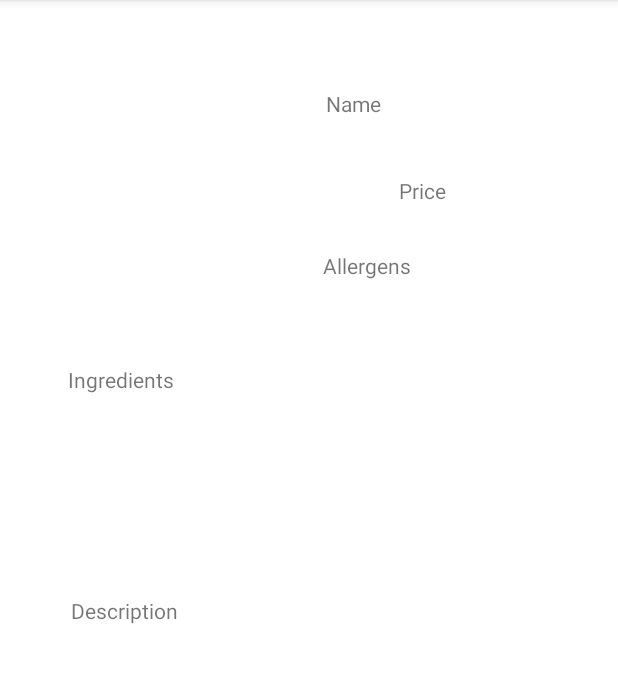
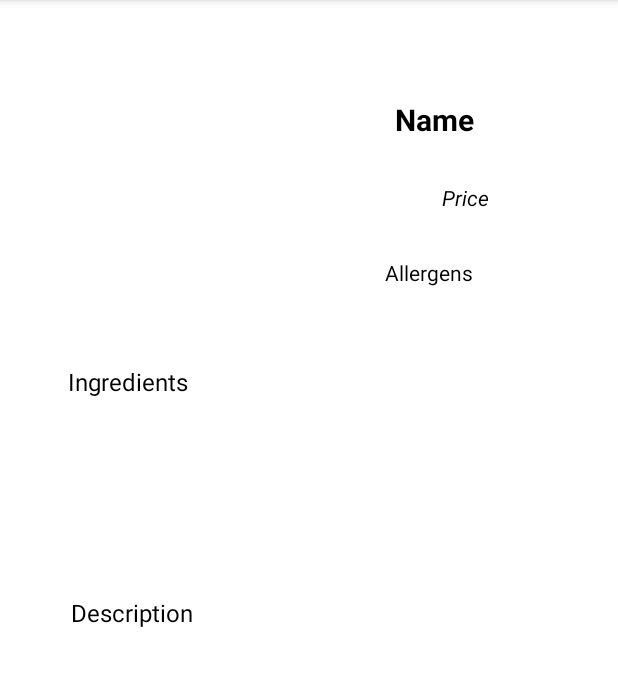
Before and after one commit to patshone96/ALACARTAPP, an Android app: the DishDetailedScreen screen opened directly, with no data from a screen before it, on a phone screen of 412 x 824 dp, the part 84-770 px from its top. Run offline under Robolectric (Android 15) with nearby library versions, the phone set to English and light mode, and no system bars; pictures from the network do not load; 6 statements that could not run were skipped.

Commit message:
Improved frontend (fonts, sizes...)

```diff
--- a/app/src/main/res/layout/activity_dish_detailed_screen.xml
+++ b/app/src/main/res/layout/activity_dish_detailed_screen.xml
@@ -25,7 +25,11 @@
         android:id="@+id/tvDetailedName"
         android:layout_width="144dp"
         android:layout_height="41dp"
+        android:gravity="center"
         android:text="Name"
+        android:textColor="@color/black"
+        android:textSize="20sp"
+        android:textStyle="bold"
         app:layout_constraintBottom_toBottomOf="parent"
         app:layout_constraintEnd_toEndOf="parent"
         app:layout_constraintHorizontal_bias="0.812"
@@ -37,7 +41,10 @@
         android:id="@+id/tvDetailedPrice"
         android:layout_width="88dp"
         android:layout_height="29dp"
+        android:gravity="center"
         android:text="Price"
+        android:textColor="@color/black"
+        android:textStyle="italic"
         app:layout_constraintBottom_toBottomOf="parent"
         app:layout_constraintEnd_toEndOf="parent"
         app:layout_constraintHorizontal_bias="0.562"
@@ -49,7 +56,9 @@
         android:id="@+id/tvDetaileAllergens"
         android:layout_width="140dp"
         android:layout_height="29dp"
+        android:gravity="center"
         android:text="Allergens"
+        android:textColor="@color/black"
         app:layout_constraintBottom_toBottomOf="parent"
         app:layout_constraintEnd_toEndOf="parent"
         app:layout_constraintHorizontal_bias="0.289"
@@ -62,6 +71,8 @@
         android:layout_width="321dp"
         android:layout_height="110dp"
         android:text="Ingredients"
+        android:textColor="@color/black"
+        android:textSize="16sp"
         app:layout_constraintBottom_toBottomOf="parent"
         app:layout_constraintEnd_toEndOf="parent"
         app:layout_constraintStart_toStartOf="parent"
@@ -73,6 +84,8 @@
         android:layout_width="318dp"
         android:layout_height="208dp"
         android:text="Description"
+        android:textColor="@color/black"
+        android:textSize="16sp"
         app:layout_constraintBottom_toBottomOf="parent"
         app:layout_constraintEnd_toEndOf="parent"
         app:layout_constraintStart_toStartOf="parent"
--- a/app/src/main/res/layout/dishes_list.xml
+++ b/app/src/main/res/layout/dishes_list.xml
@@ -7,7 +7,7 @@
     android:paddingBottom="5dp">
 
     <LinearLayout
-        android:layout_width="match_parent"
+        android:layout_width="wrap_content"
         android:layout_height="109dp"
         android:layout_margin="5dp"
         android:orientation="horizontal"
@@ -18,7 +18,8 @@
             android:layout_width="88dp"
             android:layout_height="90dp"
             android:contentDescription="Image"
-            android:scaleType="centerCrop"/>
+            android:paddingEnd="15dp"
+            android:scaleType="centerCrop" />
 
 
         <LinearLayout
```
